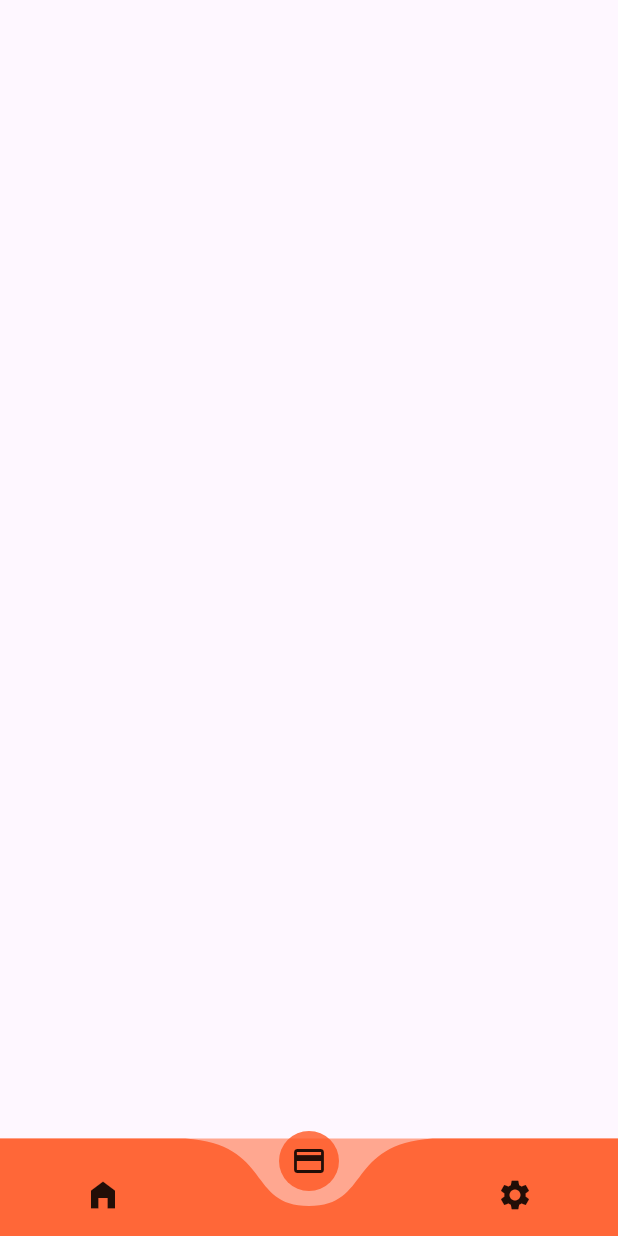
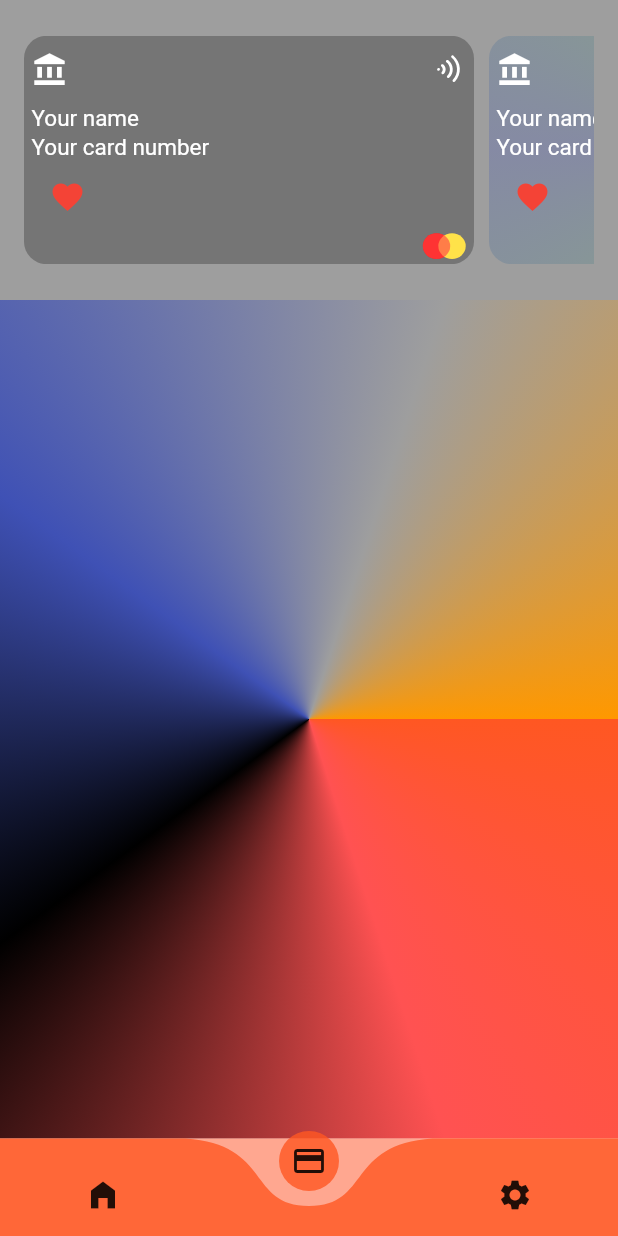
Before and after one commit to MuhammadsharifDev/banking-app, a Flutter app: the screen it shows once a user with an empty profile is signed in, item 2 of the bottom bar chosen, on a phone screen of 412 x 824 dp. Run offline on Flutter 3.47's test engine with Material 2 defaults, Android fonts, the phone set to English and light mode, and no system bars; drawn by our look-alikes of curved_navigation_bar, keyboard_dismisser; our stand-ins replace bloc, cloud_firestore, equatable, firebase_auth, firebase_core, flutter_bloc and 3 more; accounts and stored records are empty; Roboto replaces fonts that are missing (Aclonica).

Commit message:
add choose card

```diff
--- /dev/null
+++ b/lib/presintation/main/cards/bloc/cards_bloc.dart
@@ -0,0 +1,16 @@
+import 'dart:async';
+
+import 'package:bloc/bloc.dart';
+import 'package:equatable/equatable.dart';
+import 'package:meta/meta.dart';
+
+part 'cards_event.dart';
+part 'cards_state.dart';
+
+class CardsBloc extends Bloc<CardsEvent, CardsState> {
+  CardsBloc() : super(CardsState()) {
+    on<IsLikeEvent>((event, emit) {
+      emit(state.copyWith(isLike: event.isLike),);
+    });
+  }
+}
--- /dev/null
+++ b/lib/presintation/main/cards/bloc/cards_event.dart
@@ -0,0 +1,9 @@
+part of 'cards_bloc.dart';
+
+@immutable
+abstract class CardsEvent {}
+class IsLikeEvent extends CardsEvent{
+  final bool isLike;
+  IsLikeEvent({required this.isLike});
+
+}
--- /dev/null
+++ b/lib/presintation/main/cards/bloc/cards_state.dart
@@ -0,0 +1,15 @@
+part of 'cards_bloc.dart';
+
+@immutable
+
+class CardsState extends Equatable{
+  final bool isLike;
+  const CardsState({this.isLike=false});
+  CardsState copyWith({bool? isLike}){
+    return CardsState(isLike:isLike??this.isLike);
+  }
+
+  @override
+  List<Object?> get props => [isLike];
+
+}
--- a/lib/presintation/main/cards/cards_page.dart
+++ b/lib/presintation/main/cards/cards_page.dart
@@ -1,12 +1,49 @@
+import 'package:banking_app/core/widgets/textstyle.dart';
+import 'package:banking_app/presintation/main/cards/widget/title_listview_widget.dart';
+import 'package:cloud_firestore/cloud_firestore.dart';
 import 'package:flutter/material.dart';
+import 'package:flutter_svg/flutter_svg.dart';
 
 class CardsPage extends StatelessWidget {
   const CardsPage({super.key});
 
   @override
   Widget build(BuildContext context) {
+    var media = MediaQuery.of(context);
     return Scaffold(
-
+      appBar: AppBar(
+        toolbarHeight: 200,
+        backgroundColor: Colors.grey,
+        title: SizedBox(
+          height: media.size.height * 150 / 812,
+          child: const TitleListViewWidget(),
+        ),
+      ),
+      body: Container(
+        height: double.infinity,
+        width: double.infinity,
+        decoration: const BoxDecoration(
+          gradient: SweepGradient(
+            colors: [
+              Colors.deepOrange,
+              Colors.redAccent,
+              Colors.black,
+              Colors.indigo,
+              Colors.grey,
+              Colors.orange,
+            ],
+          ),
+        ),
+        child: Column(
+          children: [
+            StreamBuilder(
+              stream:
+                  FirebaseFirestore.instance.collection('cards').snapshots(),
+              builder: (context, snapshot) => Column(),
+            )
+          ],
+        ),
+      ),
     );
   }
 }
--- /dev/null
+++ b/lib/presintation/main/cards/widget/title_listview_widget.dart
@@ -0,0 +1,169 @@
+import 'package:banking_app/core/widgets/textstyle.dart';
+import 'package:banking_app/presintation/main/cards/bloc/cards_bloc.dart';
+import 'package:flutter/material.dart';
+import 'package:flutter_bloc/flutter_bloc.dart';
+import 'package:flutter_svg/flutter_svg.dart';
+
+class TitleListViewWidget extends StatelessWidget {
+  const TitleListViewWidget({super.key});
+
+  @override
+  Widget build(BuildContext context) {
+    var media = MediaQuery.of(context);
+    return ListView(
+      scrollDirection: Axis.horizontal,
+      physics: const BouncingScrollPhysics(),
+      children: [
+        Container(
+          width: 300,
+          height: 100,
+          decoration: BoxDecoration(
+            color: Colors.black26,
+            borderRadius: BorderRadius.circular(15),
+          ),
+          child: Padding(
+            padding: const EdgeInsets.all(5.0),
+            child: Column(
+              crossAxisAlignment: CrossAxisAlignment.start,
+              children: [
+                const SizedBox(
+                  height: 5,
+                ),
+                Row(
+                  mainAxisAlignment: MainAxisAlignment.spaceBetween,
+                  children: [
+                    const Icon(
+                      Icons.account_balance,
+                      color: Colors.white,
+                    ),
+                    SizedBox(
+                      height: 25,
+                      width: 25,
+                      child: SvgPicture.asset('assets/svg_icons/wifi.svg'),
+                    ),
+                  ],
+                ),
+                SizedBox(
+                  height: media.size.height * 10 / 812,
+                ),
+                StyleTextModel.items(
+                    text: 'Your name', size: 15, color: Colors.white),
+                StyleTextModel.items(
+                    text: 'Your card number', size: 15, color: Colors.white),
+                Stack(
+                  children: [
+                    BlocProvider(
+                      create: (context) => CardsBloc(),
+                      child: BlocBuilder<CardsBloc, CardsState>(
+                        builder: (context, state) {
+                          return IconButton(
+                            onPressed: () {
+                              context.read<CardsBloc>().add(
+                                    IsLikeEvent(isLike: !state.isLike),
+                                  );
+                            },
+                            icon: Icon(
+                              state.isLike
+                                  ? Icons.favorite_border_sharp
+                                  : Icons.favorite,
+                              color: state.isLike ? Colors.grey : Colors.red,
+                            ),
+                          );
+                        },
+                      ),
+                    )
+                  ],
+                ),
+                Row(
+                  mainAxisAlignment: MainAxisAlignment.end,
+                  children: [
+                    SvgPicture.asset('assets/svg_icons/master_card.svg'),
+                  ],
+                )
+              ],
+            ),
+          ),
+        ),
+        const SizedBox(
+          width: 10,
+        ),
+        Container(
+          width: 300,
+          height: 100,
+          decoration: BoxDecoration(
+              color: Colors.black26,
+              borderRadius: BorderRadius.circular(15),
+              gradient: const SweepGradient(
+                colors: [
+                  Colors.blue,
+                  Colors.green,
+                  Colors.indigo,
+                  Colors.green,
+                  Colors.yellow,
+                ],
+              )),
+          child: Padding(
+            padding: const EdgeInsets.all(5.0),
+            child: Column(
+              crossAxisAlignment: CrossAxisAlignment.start,
+              children: [
+                const SizedBox(
+                  height: 5,
+                ),
+                Row(
+                  mainAxisAlignment: MainAxisAlignment.spaceBetween,
+                  children: [
+                    const Icon(
+                      Icons.account_balance,
+                      color: Colors.white,
+                    ),
+                    SizedBox(
+                      height: 25,
+                      width: 25,
+                      child: SvgPicture.asset('assets/svg_icons/wifi.svg'),
+                    ),
+                  ],
+                ),
+                SizedBox(
+                  height: media.size.height * 10 / 812,
+                ),
+                StyleTextModel.items(
+                    text: 'Your name', size: 15, color: Colors.white),
+                StyleTextModel.items(
+                    text: 'Your card number', size: 15, color: Colors.white),
+                Stack(
+                  children: [
+                    BlocProvider(
+                      create: (context) => CardsBloc(),
+                      child: BlocBuilder<CardsBloc, CardsState>(
+                        builder: (context, state) {
+                          return IconButton(
+                              onPressed: () {
+                                context.read<CardsBloc>().add(IsLikeEvent(isLike: !state.isLike),);
+                              },
+                              icon: Icon(
+                                state.isLike
+                                    ? Icons.favorite_border_sharp
+                                    : Icons.favorite,
+                                color: state.isLike ? Colors.grey : Colors.red,
+                              ),
+                          );
+                        },
+                      ),
+                    )
+                  ],
+                ),
+                Row(
+                  mainAxisAlignment: MainAxisAlignment.end,
+                  children: [
+                    SvgPicture.asset('assets/svg_icons/master_card.svg'),
+                  ],
+                )
+              ],
+            ),
+          ),
+        ),
+      ],
+    );
+  }
+}
--- a/lib/presintation/main/home/add_cards/cards_page.dart
+++ b/lib/presintation/main/home/add_cards/cards_page.dart
@@ -5,14 +5,14 @@ import 'package:banking_app/core/widgets/toast_widget.dart';
 import 'package:cloud_firestore/cloud_firestore.dart';
 import 'package:flutter/material.dart';
 
-class CardsPage extends StatefulWidget {
-  const CardsPage({super.key});
+class AddCardPage extends StatefulWidget {
+  const AddCardPage({super.key});
 
   @override
-  State<CardsPage> createState() => _CardsPageState();
+  State<AddCardPage> createState() => _AddCardPageState();
 }
 
-class _CardsPageState extends State<CardsPage> {
+class _AddCardPageState extends State<AddCardPage> {
   TextEditingController numberController = TextEditingController();
   TextEditingController validityController = TextEditingController();
 
--- a/lib/route/app_routes.dart
+++ b/lib/route/app_routes.dart
@@ -2,7 +2,9 @@ import 'package:banking_app/presintation/auth/login/bloc/login_bloc.dart';
 import 'package:banking_app/presintation/auth/login/login_page.dart';
 import 'package:banking_app/presintation/auth/signup/bloc/signup_bloc.dart';
 import 'package:banking_app/presintation/auth/signup/signup_page.dart';
+import 'package:banking_app/presintation/main/cards/bloc/cards_bloc.dart';
 import 'package:banking_app/presintation/main/cards/cards_page.dart';
+import 'package:banking_app/presintation/main/home/add_cards/cards_page.dart';
 import 'package:banking_app/presintation/main/home/history/history_page.dart';
 import 'package:banking_app/presintation/main/home/home_page.dart';
 import 'package:banking_app/route/routes_name.dart';
@@ -16,14 +18,16 @@ class AppRoutes {
     switch (settings.name) {
       case RoutesName.signup:
         return MaterialPageRoute(
-          builder: (context) => BlocProvider(
+          builder: (context) =>
+              BlocProvider(
                 create: (context) => SignupBloc(),
                 child: const SignupPage(),
               ),
         );
       case RoutesName.login:
         return MaterialPageRoute(
-          builder: (context) => BlocProvider(
+          builder: (context) =>
+              BlocProvider(
                 create: (context) => LoginBloc(),
                 child: const LoginPage(),
               ),
@@ -39,7 +43,12 @@ class AppRoutes {
         );
       case RoutesName.cards:
         return MaterialPageRoute(
-          builder: (context) => const CardsPage(),
+          builder: (context) =>
+              const CardsPage(),
+        );
+      case RoutesName.addcard:
+        return MaterialPageRoute(
+          builder: (context) => const AddCardPage(),
         );
     }
   }
--- a/lib/route/routes_name.dart
+++ b/lib/route/routes_name.dart
@@ -6,5 +6,6 @@ class RoutesName{
   static const history='/history';
   static const cards='/cards';
   static const home='/home';
+  static const addcard='/addcard';
 
 }
```
Also changed, not shown: lib/presintation/main/home/home_page.dart (+15 -85 lines), lib/presintation/main/home/widget/listview_widget.dart (deleted, +0 -82 lines), lib/presintation/main/home/widget/stream_builder_widget.dart (added, +91 -0 lines). Lines whose indentation alone changed are shown as unchanged.
